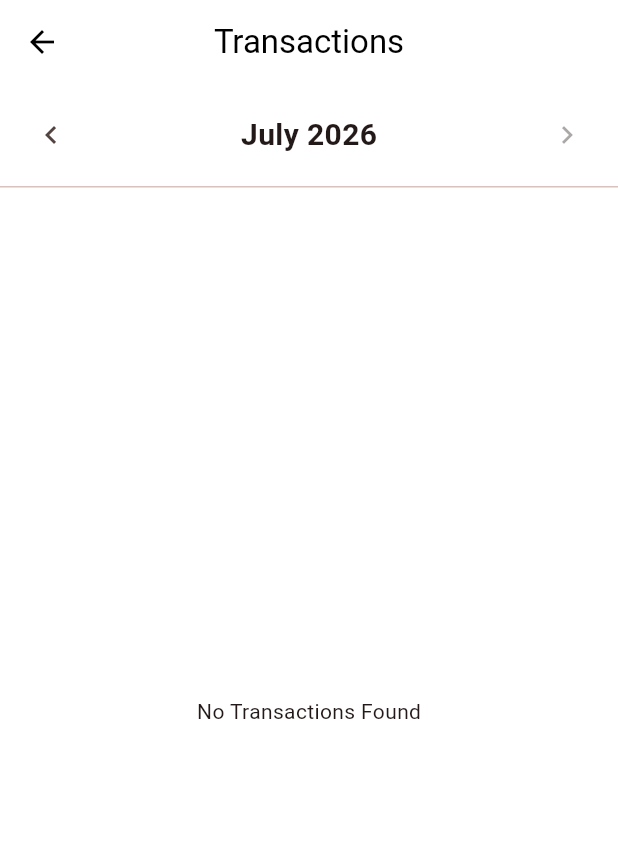
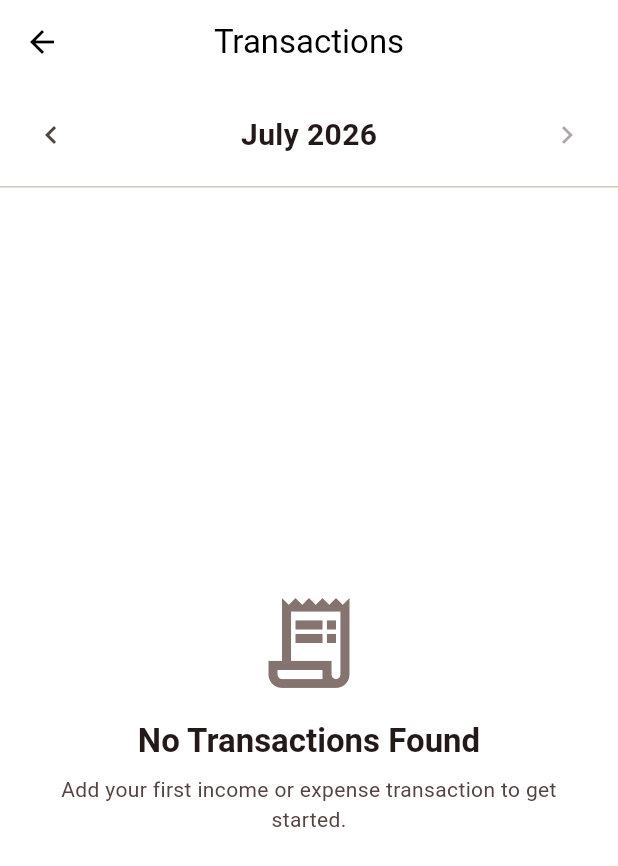
Before and after one commit to t94s5zrk94-hue/Mari-Rojmel, a Flutter app: the TransactionsScreen screen opened directly, on a phone screen of 412 x 824 dp. Shown: the top 866 px of the screen. Run offline on Flutter 3.47's test engine with Material 3 defaults, Android fonts, the phone set to English and light mode, and no system bars; our stand-ins replace image_picker, sqflite; accounts and stored records are empty.

Commit message:
Complete Transaction UI Refactoring and Dashboard Fix

```diff
--- a/lib/features/transactions/screens/edit_transaction_screen.dart
+++ b/lib/features/transactions/screens/edit_transaction_screen.dart
@@ -119,7 +119,7 @@ class _EditTransactionScreenState extends State<EditTransactionScreen> {
 
             const SizedBox(height: 16),
             DropdownButtonFormField<int>(
-              initialValue: paymentModeId,
+              initialValue: paymentModeId <= 2 ? paymentModeId : null,
               decoration: const InputDecoration(
                 labelText: "Payment Mode",
                 border: OutlineInputBorder(),
--- a/lib/features/transactions/screens/transaction_entry_screen.dart
+++ b/lib/features/transactions/screens/transaction_entry_screen.dart
@@ -24,7 +24,11 @@ import '../models/transaction_model.dart';
 import '../repositories/transaction_repository.dart';
 
 class TransactionEntryScreen extends StatefulWidget {
-  const TransactionEntryScreen({super.key});
+  const TransactionEntryScreen({super.key, this.transaction});
+
+  final TransactionModel? transaction;
+
+  bool get isEdit => transaction != null;
 
   @override
   State<TransactionEntryScreen> createState() => _TransactionEntryScreenState();
@@ -47,7 +51,7 @@ class _TransactionEntryScreenState extends State<TransactionEntryScreen> {
   DateTime _selectedDate = DateTime.now();
 
   File? _billImage;
-  bool _isSaving = false;
+  final bool _isSaving = false;
 
   final List<CategoryModel> _categories = <CategoryModel>[];
   final List<PaymentModeModel> _paymentModes = <PaymentModeModel>[];
@@ -102,6 +106,22 @@ class _TransactionEntryScreenState extends State<TransactionEntryScreen> {
 
     _loadCategories();
     _loadPaymentModes();
+
+    if (widget.isEdit) {
+      _loadExistingTransaction();
+    }
+  }
+
+  void _loadExistingTransaction() {
+    final transaction = widget.transaction!;
+
+    _amountController.text = transaction.amount.toStringAsFixed(0);
+
+    _descriptionController.text = transaction.note;
+
+    _selectedType = transaction.transactionType;
+
+    _selectedDate = transaction.transactionDate;
   }
 
   @override
@@ -119,7 +139,9 @@ class _TransactionEntryScreenState extends State<TransactionEntryScreen> {
   Widget build(BuildContext context) {
     return Scaffold(
       resizeToAvoidBottomInset: true,
-      appBar: AppBar(title: const Text('Add Transaction')),
+      appBar: AppBar(
+        title: Text(widget.isEdit ? 'Edit Transaction' : 'Add Transaction'),
+      ),
       body: SafeArea(
         child: LayoutBuilder(
           builder: (context, constraints) {
@@ -206,6 +228,9 @@ class _TransactionEntryScreenState extends State<TransactionEntryScreen> {
 
                     SaveTransactionButton(
                       isSaving: _isSaving,
+                      buttonText: widget.isEdit
+                          ? "Update Transaction"
+                          : "Save Transaction",
                       onPressed: _saveTransaction,
                     ),
                   ],
@@ -217,6 +242,7 @@ class _TransactionEntryScreenState extends State<TransactionEntryScreen> {
       ),
     );
   }
+
   Future<void> _saveTransaction() async {
     try {
       debugPrint("===== SAVE START =====");
@@ -247,7 +273,18 @@ class _TransactionEntryScreenState extends State<TransactionEntryScreen> {
 
       debugPrint("Before Insert");
 
-      final success = await _transactionRepository.insert(model);
+      bool success;
+
+      if (widget.isEdit) {
+        success = await _transactionRepository.update(
+          model.copyWith(
+            id: widget.transaction!.id,
+            createdAt: widget.transaction!.createdAt,
+          ),
+        );
+      } else {
+        success = await _transactionRepository.insert(model);
+      }
 
       debugPrint("Insert Result = $success");
 
@@ -291,6 +328,13 @@ class _TransactionEntryScreenState extends State<TransactionEntryScreen> {
       _categories
         ..clear()
         ..addAll(categories);
+
+      if (widget.isEdit) {
+        _selectedCategory = _categories.cast<CategoryModel?>().firstWhere(
+          (e) => e?.id == widget.transaction!.categoryId,
+          orElse: () => null,
+        );
+      }
     });
   }
 
@@ -305,6 +349,15 @@ class _TransactionEntryScreenState extends State<TransactionEntryScreen> {
       _paymentModes
         ..clear()
         ..addAll(paymentModes);
+
+      if (widget.isEdit) {
+        _selectedPaymentMode = _paymentModes
+            .cast<PaymentModeModel?>()
+            .firstWhere(
+              (e) => e?.id == widget.transaction!.paymentModeId,
+              orElse: () => null,
+            );
+      }
     });
   }
 
--- /dev/null
+++ b/lib/features/transactions/widgets/empty_transaction_widget.dart
@@ -0,0 +1,46 @@
+import 'package:flutter/material.dart';
+
+class EmptyTransactionWidget extends StatelessWidget {
+  const EmptyTransactionWidget({super.key});
+
+  @override
+  Widget build(BuildContext context) {
+    final colorScheme = Theme.of(context).colorScheme;
+
+    return Center(
+      child: Padding(
+        padding: const EdgeInsets.all(24),
+        child: Column(
+          mainAxisAlignment: MainAxisAlignment.center,
+          children: [
+            Icon(
+              Icons.receipt_long_outlined,
+              size: 72,
+              color: colorScheme.outline,
+            ),
+
+            const SizedBox(height: 16),
+
+            Text(
+              'No Transactions Found',
+              style: Theme.of(
+                context,
+              ).textTheme.titleLarge?.copyWith(fontWeight: FontWeight.bold),
+              textAlign: TextAlign.center,
+            ),
+
+            const SizedBox(height: 8),
+
+            Text(
+              'Add your first income or expense transaction to get started.',
+              style: Theme.of(context).textTheme.bodyMedium?.copyWith(
+                color: colorScheme.onSurfaceVariant,
+              ),
+              textAlign: TextAlign.center,
+            ),
+          ],
+        ),
+      ),
+    );
+  }
+}
--- /dev/null
+++ b/lib/features/transactions/widgets/month_selector_widget.dart
@@ -0,0 +1,50 @@
+import 'package:flutter/material.dart';
+
+class MonthSelectorWidget extends StatelessWidget {
+  const MonthSelectorWidget({
+    super.key,
+    required this.monthText,
+    required this.onPrevious,
+    required this.onNext,
+    required this.isCurrentMonth,
+  });
+
+  final String monthText;
+  final VoidCallback onPrevious;
+  final VoidCallback onNext;
+  final bool isCurrentMonth;
+
+  @override
+  Widget build(BuildContext context) {
+    return Container(
+      padding: const EdgeInsets.symmetric(horizontal: 10, vertical: 10),
+      child: Row(
+        children: [
+          IconButton(
+            tooltip: 'Previous Month',
+            onPressed: onPrevious,
+            icon: const Icon(Icons.chevron_left),
+          ),
+
+          Expanded(
+            child: Center(
+              child: Text(
+                monthText,
+                style: const TextStyle(
+                  fontSize: 20,
+                  fontWeight: FontWeight.bold,
+                ),
+              ),
+            ),
+          ),
+
+          IconButton(
+            tooltip: 'Next Month',
+            onPressed: isCurrentMonth ? null : onNext,
+            icon: const Icon(Icons.chevron_right),
+          ),
+        ],
+      ),
+    );
+  }
+}
--- a/lib/features/transactions/widgets/save_transaction_button.dart
+++ b/lib/features/transactions/widgets/save_transaction_button.dart
@@ -5,10 +5,11 @@ class SaveTransactionButton extends StatelessWidget {
     super.key,
     required this.isSaving,
     required this.onPressed,
+    required this.buttonText,
   });
 
   final bool isSaving;
-
+  final String buttonText;
   final VoidCallback? onPressed;
 
   @override
```
Also changed, not shown: lib/features/dashboard/services/dashboard_service.dart (+7 -8 lines), lib/features/transactions/screens/transactions_screen.dart (+91 -125 lines), lib/features/transactions/widgets/transaction_card_widget.dart (added, +148 -0 lines), lib/features/transactions/widgets/transaction_date_header.dart (added, +59 -0 lines).
